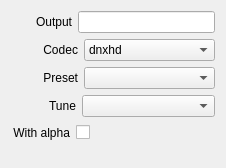
First picture: the form in src/Widgets/Inspector/InspectorFileRecorderWidget.ui, repository CasparCG/client, before the edit.
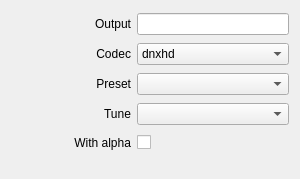
Second picture: the form after the edit.

Commit message: Simplify layout of inspector widgets

```diff
--- a/src/Widgets/Inspector/InspectorFileRecorderWidget.ui
+++ b/src/Widgets/Inspector/InspectorFileRecorderWidget.ui
@@ -6,8 +6,8 @@
    <rect>
     <x>0</x>
     <y>0</y>
-    <width>226</width>
-    <height>168</height>
+    <width>300</width>
+    <height>179</height>
    </rect>
   </property>
   <property name="sizePolicy">
@@ -16,60 +16,54 @@
     <verstretch>0</verstretch>
    </sizepolicy>
   </property>
-  <layout class="QVBoxLayout" name="verticalLayout">
-   <item>
-    <layout class="QHBoxLayout" name="horizontalLayoutOutput">
-     <item>
-      <spacer name="horizontalSpacerOutput">
-       <property name="orientation">
-        <enum>Qt::Horizontal</enum>
-       </property>
-       <property name="sizeType">
-        <enum>QSizePolicy::Fixed</enum>
-       </property>
-       <property name="sizeHint" stdset="0">
+  <layout class="QGridLayout" name="gridLayout">
+   <property name="bottomMargin">
+    <number>20</number>
+   </property>
+   <item row="4" column="0">
+    <widget class="QLabel" name="labelWithAlpha">
+     <property name="minimumSize">
         <size>
-         <width>24</width>
-         <height>20</height>
-        </size>
-       </property>
-      </spacer>
-     </item>
-     <item>
-      <widget class="QLabel" name="labelOutput">
+       <width>120</width>
+       <height>0</height>
+      </size>
+     </property>
        <property name="text">
-        <string>Output</string>
+      <string>With alpha</string>
        </property>
        <property name="alignment">
         <set>Qt::AlignRight|Qt::AlignTrailing|Qt::AlignVCenter</set>
        </property>
       </widget>
      </item>
+   <item row="2" column="1">
+    <widget class="QComboBox" name="comboBoxPreset">
+     <property name="sizePolicy">
+      <sizepolicy hsizetype="Expanding" vsizetype="Fixed">
+       <horstretch>0</horstretch>
+       <verstretch>0</verstretch>
+      </sizepolicy>
+     </property>
      <item>
-      <widget class="QLineEdit" name="lineEditOutput"/>
+      <property name="text">
+       <string/>
+      </property>
      </item>
-    </layout>
-   </item>
    <item>
-    <layout class="QHBoxLayout" name="horizontalLayoutCodec">
-     <item>
-      <spacer name="horizontalSpacerCodec">
-       <property name="orientation">
-        <enum>Qt::Horizontal</enum>
-       </property>
-       <property name="sizeType">
-        <enum>QSizePolicy::Fixed</enum>
-       </property>
-       <property name="sizeHint" stdset="0">
-        <size>
-         <width>32</width>
-         <height>20</height>
-        </size>
-       </property>
-      </spacer>
+      <property name="text">
+       <string>ultrafast</string>
+      </property>
      </item>
-     <item>
+    </widget>
+   </item>
+   <item row="1" column="0">
       <widget class="QLabel" name="labelCodec">
+     <property name="minimumSize">
+      <size>
+       <width>120</width>
+       <height>0</height>
+      </size>
+     </property>
        <property name="text">
         <string>Codec</string>
        </property>
@@ -78,7 +72,26 @@
        </property>
       </widget>
      </item>
-     <item>
+   <item row="0" column="1">
+    <widget class="QLineEdit" name="lineEditOutput"/>
+   </item>
+   <item row="0" column="0">
+    <widget class="QLabel" name="labelOutput">
+     <property name="minimumSize">
+      <size>
+       <width>120</width>
+       <height>0</height>
+      </size>
+     </property>
+     <property name="text">
+      <string>Output</string>
+     </property>
+     <property name="alignment">
+      <set>Qt::AlignRight|Qt::AlignTrailing|Qt::AlignVCenter</set>
+     </property>
+    </widget>
+   </item>
+   <item row="1" column="1">
       <widget class="QComboBox" name="comboBoxCodec">
        <property name="sizePolicy">
         <sizepolicy hsizetype="Expanding" vsizetype="Fixed">
@@ -123,136 +136,8 @@
        </item>
       </widget>
      </item>
-    </layout>
-   </item>
-   <item>
-    <layout class="QHBoxLayout" name="horizontalLayoutPreset">
-     <item>
-      <spacer name="horizontalSpacerPreset">
-       <property name="orientation">
-        <enum>Qt::Horizontal</enum>
-       </property>
-       <property name="sizeType">
-        <enum>QSizePolicy::Fixed</enum>
-       </property>
-       <property name="sizeHint" stdset="0">
-        <size>
-         <width>31</width>
-         <height>20</height>
-        </size>
-       </property>
-      </spacer>
-     </item>
-     <item>
-      <widget class="QLabel" name="labelPreset">
-       <property name="text">
-        <string>Preset</string>
-       </property>
-       <property name="alignment">
-        <set>Qt::AlignRight|Qt::AlignTrailing|Qt::AlignVCenter</set>
-       </property>
-      </widget>
-     </item>
-     <item>
-      <widget class="QComboBox" name="comboBoxPreset">
-       <property name="sizePolicy">
-        <sizepolicy hsizetype="Expanding" vsizetype="Fixed">
-         <horstretch>0</horstretch>
-         <verstretch>0</verstretch>
-        </sizepolicy>
-       </property>
-       <item>
-        <property name="text">
-         <string/>
-        </property>
-       </item>
-       <item>
-        <property name="text">
-         <string>ultrafast</string>
-        </property>
-       </item>
-      </widget>
-     </item>
-    </layout>
-   </item>
-   <item>
-    <layout class="QHBoxLayout" name="horizontalLayoutTune">
-     <item>
-      <spacer name="horizontalSpacerTune">
-       <property name="orientation">
-        <enum>Qt::Horizontal</enum>
-       </property>
-       <property name="sizeType">
-        <enum>QSizePolicy::Fixed</enum>
-       </property>
-       <property name="sizeHint" stdset="0">
-        <size>
-         <width>38</width>
-         <height>20</height>
-        </size>
-       </property>
-      </spacer>
-     </item>
-     <item>
-      <widget class="QLabel" name="labelTune">
-       <property name="text">
-        <string>Tune</string>
-       </property>
-       <property name="alignment">
-        <set>Qt::AlignRight|Qt::AlignTrailing|Qt::AlignVCenter</set>
-       </property>
-      </widget>
-     </item>
-     <item>
-      <widget class="QComboBox" name="comboBoxTune">
-       <property name="sizePolicy">
-        <sizepolicy hsizetype="Expanding" vsizetype="Fixed">
-         <horstretch>0</horstretch>
-         <verstretch>0</verstretch>
-        </sizepolicy>
-       </property>
-       <item>
-        <property name="text">
-         <string/>
-        </property>
-       </item>
-       <item>
-        <property name="text">
-         <string>fastdecode</string>
-        </property>
-       </item>
-      </widget>
-     </item>
-    </layout>
-   </item>
-   <item>
+   <item row="4" column="1">
     <layout class="QHBoxLayout" name="horizontalLayoutWithAlpha">
-     <item>
-      <spacer name="horizontalSpacerWithAlpha1">
-       <property name="orientation">
-        <enum>Qt::Horizontal</enum>
-       </property>
-       <property name="sizeType">
-        <enum>QSizePolicy::Fixed</enum>
-       </property>
-       <property name="sizeHint" stdset="0">
-        <size>
-         <width>2</width>
-         <height>20</height>
-        </size>
-       </property>
-      </spacer>
-     </item>
-     <item>
-      <widget class="QLabel" name="labelWithAlpha">
-       <property name="text">
-        <string>With alpha</string>
-       </property>
-       <property name="alignment">
-        <set>Qt::AlignRight|Qt::AlignTrailing|Qt::AlignVCenter</set>
-       </property>
-      </widget>
-     </item>
      <item>
       <widget class="QCheckBox" name="checkBoxWithAlpha">
        <property name="layoutDirection">
@@ -278,21 +163,57 @@
      </item>
     </layout>
    </item>
+   <item row="2" column="0">
+    <widget class="QLabel" name="labelPreset">
+     <property name="minimumSize">
+      <size>
+       <width>120</width>
+       <height>0</height>
+      </size>
+     </property>
+     <property name="text">
+      <string>Preset</string>
+     </property>
+     <property name="alignment">
+      <set>Qt::AlignRight|Qt::AlignTrailing|Qt::AlignVCenter</set>
+     </property>
+    </widget>
+   </item>
+   <item row="3" column="1">
+    <widget class="QComboBox" name="comboBoxTune">
+     <property name="sizePolicy">
+      <sizepolicy hsizetype="Expanding" vsizetype="Fixed">
+       <horstretch>0</horstretch>
+       <verstretch>0</verstretch>
+      </sizepolicy>
+     </property>
    <item>
-    <spacer name="verticalSpacerFileRecorder">
-     <property name="orientation">
-      <enum>Qt::Vertical</enum>
-     </property>
-     <property name="sizeType">
-      <enum>QSizePolicy::Fixed</enum>
-     </property>
-     <property name="sizeHint" stdset="0">
+      <property name="text">
+       <string/>
+      </property>
+     </item>
+     <item>
+      <property name="text">
+       <string>fastdecode</string>
+      </property>
+     </item>
+    </widget>
+   </item>
+   <item row="3" column="0">
+    <widget class="QLabel" name="labelTune">
+     <property name="minimumSize">
       <size>
-       <width>20</width>
-       <height>10</height>
+       <width>120</width>
+       <height>0</height>
       </size>
      </property>
-    </spacer>
+     <property name="text">
+      <string>Tune</string>
+     </property>
+     <property name="alignment">
+      <set>Qt::AlignRight|Qt::AlignTrailing|Qt::AlignVCenter</set>
+     </property>
+    </widget>
    </item>
   </layout>
  </widget>
```
Left out of the diff: 7 changed lines with no effect on the pictures. Lines whose indentation alone changed are shown as unchanged. The commit also changes 58 other files.
